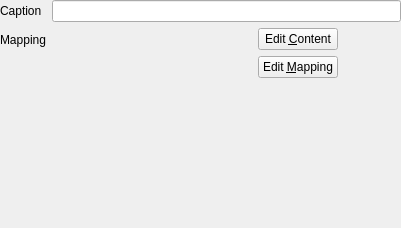
Qt form GGEditor_src/ui/panes/ggmappingeditorpane.ui (kingnak/GameGenerator) before a commit.
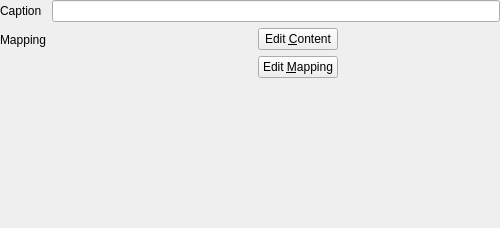
The same form after that commit. Custom widgets are drawn as their Qt base class.

Commit message: Mapping pane finished

Diff of the .ui file:
```diff
--- a/GGEditor_src/ui/panes/ggmappingeditorpane.ui
+++ b/GGEditor_src/ui/panes/ggmappingeditorpane.ui
@@ -6,7 +6,7 @@
    <rect>
     <x>0</x>
     <y>0</y>
-    <width>401</width>
+    <width>500</width>
     <height>228</height>
    </rect>
   </property>
@@ -44,7 +44,7 @@
     </widget>
    </item>
    <item row="1" column="1">
-    <layout class="QHBoxLayout" name="horizontalLayout" stretch="0,0,0">
+    <layout class="QHBoxLayout" name="horizontalLayout" stretch="1,0,1,0">
      <item>
       <widget class="QLabel" name="lblPreview">
        <property name="sizePolicy">
@@ -98,6 +98,9 @@
        </item>
       </layout>
      </item>
+     <item>
+      <widget class="GGConnectionListEditorWidget" name="wgtMappedConnections" native="true"/>
+     </item>
      <item>
       <spacer name="horizontalSpacer">
        <property name="orientation">
@@ -115,6 +118,14 @@
    </item>
   </layout>
  </widget>
+ <customwidgets>
+  <customwidget>
+   <class>GGConnectionListEditorWidget</class>
+   <extends>QWidget</extends>
+   <header>ui/components/ggconnectionlisteditorwidget.h</header>
+   <container>1</container>
+  </customwidget>
+ </customwidgets>
  <resources/>
  <connections/>
 </ui>
```
The commit also changes 1 other file.
